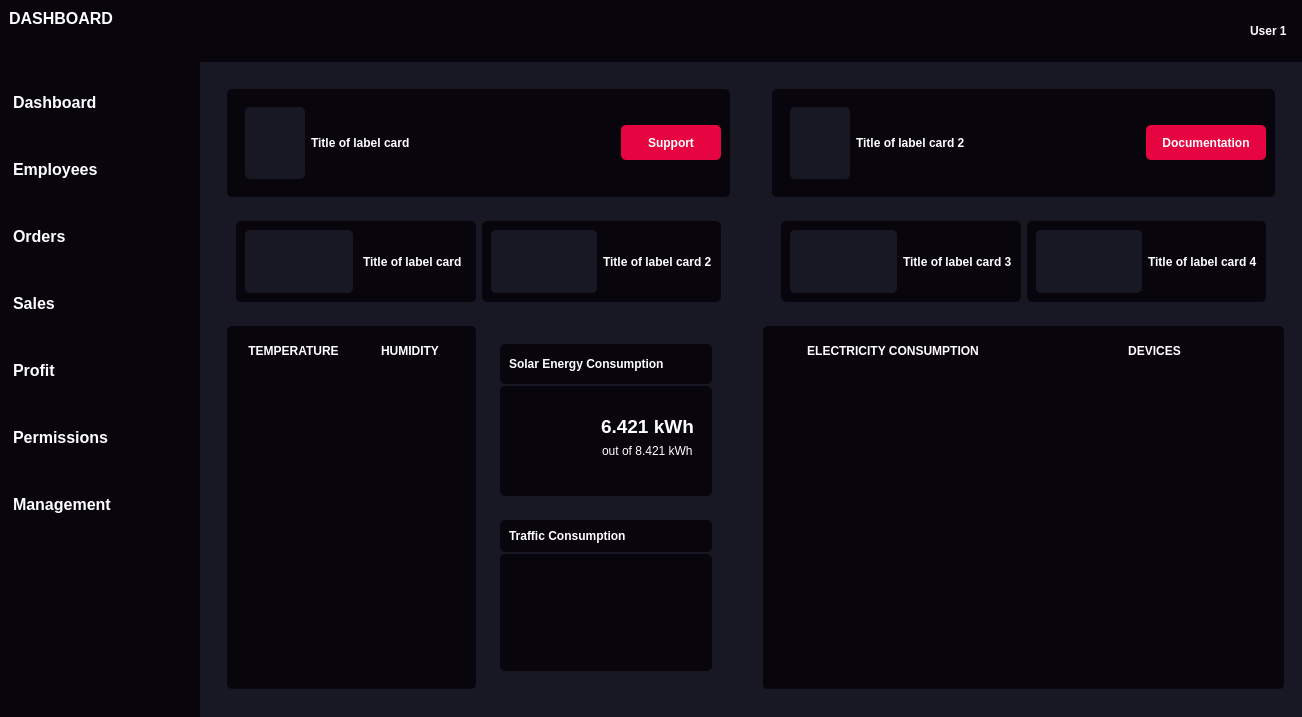
amgartendev/InsightFlow-Manager, file dashboard.ui: the form before one commit.
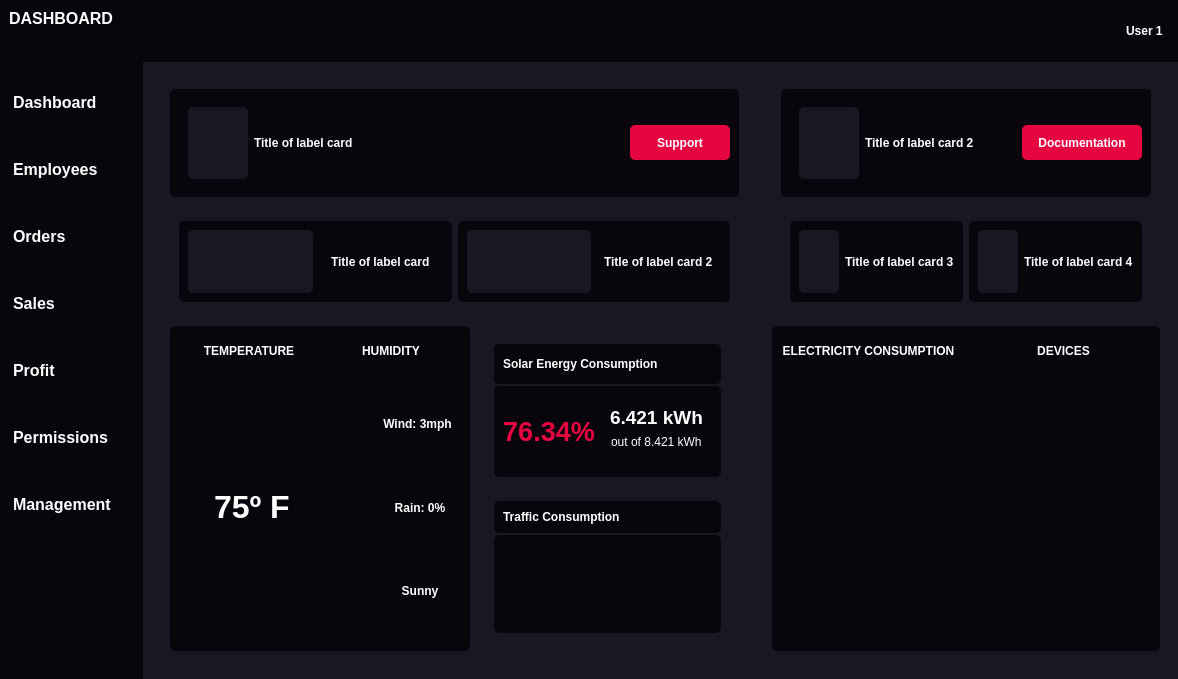
The form after the commit. Icons and pictures are not drawn.

Commit message: add temperature and total energy consumed tab information

```diff
--- a/dashboard.ui
+++ b/dashboard.ui
@@ -6,8 +6,8 @@
    <rect>
     <x>0</x>
     <y>0</y>
-    <width>1302</width>
-    <height>717</height>
+    <width>1178</width>
+    <height>679</height>
    </rect>
   </property>
   <property name="windowTitle">
@@ -1026,7 +1026,7 @@
                   </property>
                   <property name="minimumSize">
                    <size>
-                    <width>230</width>
+                    <width>300</width>
                     <height>0</height>
                    </size>
                   </property>
@@ -1103,22 +1103,316 @@
                      <property name="frameShadow">
                       <enum>QFrame::Raised</enum>
                      </property>
-                     <layout class="QVBoxLayout" name="verticalLayout_6">
-                      <property name="spacing">
-                       <number>0</number>
-                      </property>
-                      <property name="leftMargin">
-                       <number>6</number>
-                      </property>
-                      <property name="topMargin">
-                       <number>0</number>
-                      </property>
-                      <property name="rightMargin">
-                       <number>6</number>
-                      </property>
-                      <property name="bottomMargin">
-                       <number>6</number>
-                      </property>
+                     <layout class="QHBoxLayout" name="horizontalLayout_24">
+                      <item alignment="Qt::AlignVCenter">
+                       <widget class="QFrame" name="main_information">
+                        <property name="font">
+                         <font>
+                          <bold>false</bold>
+                         </font>
+                        </property>
+                        <property name="frameShape">
+                         <enum>QFrame::StyledPanel</enum>
+                        </property>
+                        <property name="frameShadow">
+                         <enum>QFrame::Raised</enum>
+                        </property>
+                        <layout class="QHBoxLayout" name="horizontalLayout_25">
+                         <item alignment="Qt::AlignHCenter|Qt::AlignTop">
+                          <widget class="QLabel" name="label_temperature">
+                           <property name="font">
+                            <font>
+                             <pointsize>24</pointsize>
+                             <bold>true</bold>
+                            </font>
+                           </property>
+                           <property name="text">
+                            <string>75º F</string>
+                           </property>
+                          </widget>
+                         </item>
+                        </layout>
+                       </widget>
+                      </item>
+                      <item>
+                       <widget class="QFrame" name="additional_information">
+                        <property name="frameShape">
+                         <enum>QFrame::StyledPanel</enum>
+                        </property>
+                        <property name="frameShadow">
+                         <enum>QFrame::Raised</enum>
+                        </property>
+                        <layout class="QVBoxLayout" name="verticalLayout_6">
+                         <property name="spacing">
+                          <number>0</number>
+                         </property>
+                         <property name="leftMargin">
+                          <number>0</number>
+                         </property>
+                         <property name="topMargin">
+                          <number>0</number>
+                         </property>
+                         <property name="rightMargin">
+                          <number>0</number>
+                         </property>
+                         <property name="bottomMargin">
+                          <number>0</number>
+                         </property>
+                         <item>
+                          <widget class="QFrame" name="frame_wind">
+                           <property name="frameShape">
+                            <enum>QFrame::StyledPanel</enum>
+                           </property>
+                           <property name="frameShadow">
+                            <enum>QFrame::Raised</enum>
+                           </property>
+                           <layout class="QHBoxLayout" name="horizontalLayout_26">
+                            <property name="spacing">
+                             <number>0</number>
+                            </property>
+                            <property name="leftMargin">
+                             <number>0</number>
+                            </property>
+                            <property name="topMargin">
+                             <number>0</number>
+                            </property>
+                            <property name="rightMargin">
+                             <number>0</number>
+                            </property>
+                            <property name="bottomMargin">
+                             <number>0</number>
+                            </property>
+                            <item>
+                             <widget class="QFrame" name="frame_label_wind">
+                              <property name="maximumSize">
+                               <size>
+                                <width>16777215</width>
+                                <height>16777215</height>
+                               </size>
+                              </property>
+                              <property name="frameShape">
+                               <enum>QFrame::StyledPanel</enum>
+                              </property>
+                              <property name="frameShadow">
+                               <enum>QFrame::Raised</enum>
+                              </property>
+                              <layout class="QHBoxLayout" name="horizontalLayout_30">
+                               <property name="spacing">
+                                <number>0</number>
+                               </property>
+                               <property name="leftMargin">
+                                <number>0</number>
+                               </property>
+                               <property name="topMargin">
+                                <number>0</number>
+                               </property>
+                               <property name="rightMargin">
+                                <number>0</number>
+                               </property>
+                               <property name="bottomMargin">
+                                <number>0</number>
+                               </property>
+                               <item>
+                                <widget class="QLabel" name="icon_wind">
+                                 <property name="text">
+                                  <string/>
+                                 </property>
+                                 <property name="pixmap">
+                                  <pixmap resource="icons.qrc">:/icons/icons/wind.svg</pixmap>
+                                 </property>
+                                 <property name="alignment">
+                                  <set>Qt::AlignCenter</set>
+                                 </property>
+                                </widget>
+                               </item>
+                               <item>
+                                <widget class="QLabel" name="label_wind">
+                                 <property name="font">
+                                  <font>
+                                   <bold>true</bold>
+                                  </font>
+                                 </property>
+                                 <property name="text">
+                                  <string>Wind: 3mph</string>
+                                 </property>
+                                 <property name="alignment">
+                                  <set>Qt::AlignCenter</set>
+                                 </property>
+                                </widget>
+                               </item>
+                              </layout>
+                             </widget>
+                            </item>
+                           </layout>
+                          </widget>
+                         </item>
+                         <item>
+                          <widget class="QFrame" name="frame_rain">
+                           <property name="frameShape">
+                            <enum>QFrame::StyledPanel</enum>
+                           </property>
+                           <property name="frameShadow">
+                            <enum>QFrame::Raised</enum>
+                           </property>
+                           <layout class="QHBoxLayout" name="horizontalLayout_28">
+                            <property name="spacing">
+                             <number>0</number>
+                            </property>
+                            <property name="leftMargin">
+                             <number>0</number>
+                            </property>
+                            <property name="topMargin">
+                             <number>0</number>
+                            </property>
+                            <property name="rightMargin">
+                             <number>0</number>
+                            </property>
+                            <property name="bottomMargin">
+                             <number>0</number>
+                            </property>
+                            <item>
+                             <widget class="QFrame" name="frame_labe_rain">
+                              <property name="frameShape">
+                               <enum>QFrame::StyledPanel</enum>
+                              </property>
+                              <property name="frameShadow">
+                               <enum>QFrame::Raised</enum>
+                              </property>
+                              <layout class="QHBoxLayout" name="horizontalLayout_29">
+                               <property name="spacing">
+                                <number>0</number>
+                               </property>
+                               <property name="leftMargin">
+                                <number>0</number>
+                               </property>
+                               <property name="topMargin">
+                                <number>0</number>
+                               </property>
+                               <property name="rightMargin">
+                                <number>0</number>
+                               </property>
+                               <property name="bottomMargin">
+                                <number>0</number>
+                               </property>
+                               <item>
+                                <widget class="QLabel" name="icon_rain">
+                                 <property name="text">
+                                  <string/>
+                                 </property>
+                                 <property name="pixmap">
+                                  <pixmap resource="icons.qrc">:/icons/icons/cloud-rain.svg</pixmap>
+                                 </property>
+                                 <property name="alignment">
+                                  <set>Qt::AlignCenter</set>
+                                 </property>
+                                </widget>
+                               </item>
+                               <item>
+                                <widget class="QLabel" name="label_rain">
+                                 <property name="font">
+                                  <font>
+                                   <bold>true</bold>
+                                  </font>
+                                 </property>
+                                 <property name="text">
+                                  <string>Rain: 0%</string>
+                                 </property>
+                                 <property name="alignment">
+                                  <set>Qt::AlignCenter</set>
+                                 </property>
+                                </widget>
+                               </item>
+                              </layout>
+                             </widget>
+                            </item>
+                           </layout>
+                          </widget>
+                         </item>
+                         <item>
+                          <widget class="QFrame" name="frame_weather">
+                           <property name="frameShape">
+                            <enum>QFrame::StyledPanel</enum>
+                           </property>
+                           <property name="frameShadow">
+                            <enum>QFrame::Raised</enum>
+                           </property>
+                           <layout class="QHBoxLayout" name="horizontalLayout_27">
+                            <property name="spacing">
+                             <number>0</number>
+                            </property>
+                            <property name="leftMargin">
+                             <number>0</number>
+                            </property>
+                            <property name="topMargin">
+                             <number>0</number>
+                            </property>
+                            <property name="rightMargin">
+                             <number>0</number>
+                            </property>
+                            <property name="bottomMargin">
+                             <number>0</number>
+                            </property>
+                            <item>
+                             <widget class="QFrame" name="frame_label_weather">
+                              <property name="frameShape">
+                               <enum>QFrame::StyledPanel</enum>
+                              </property>
+                              <property name="frameShadow">
+                               <enum>QFrame::Raised</enum>
+                              </property>
+                              <layout class="QHBoxLayout" name="horizontalLayout_31">
+                               <property name="spacing">
+                                <number>0</number>
+                               </property>
+                               <property name="leftMargin">
+                                <number>0</number>
+                               </property>
+                               <property name="topMargin">
+                                <number>0</number>
+                               </property>
+                               <property name="rightMargin">
+                                <number>0</number>
+                               </property>
+                               <property name="bottomMargin">
+                                <number>0</number>
+                               </property>
+                               <item>
+                                <widget class="QLabel" name="icon_weather">
+                                 <property name="text">
+                                  <string/>
+                                 </property>
+                                 <property name="pixmap">
+                                  <pixmap resource="icons.qrc">:/icons/icons/sun.svg</pixmap>
+                                 </property>
+                                 <property name="alignment">
+                                  <set>Qt::AlignCenter</set>
+                                 </property>
+                                </widget>
+                               </item>
+                               <item>
+                                <widget class="QLabel" name="label_weather">
+                                 <property name="font">
+                                  <font>
+                                   <bold>true</bold>
+                                  </font>
+                                 </property>
+                                 <property name="text">
+                                  <string>Sunny</string>
+                                 </property>
+                                 <property name="alignment">
+                                  <set>Qt::AlignCenter</set>
+                                 </property>
+                                </widget>
+                               </item>
+                              </layout>
+                             </widget>
+                            </item>
+                           </layout>
+                          </widget>
+                         </item>
+                        </layout>
+                       </widget>
+                      </item>
                      </layout>
                     </widget>
                    </item>
@@ -1216,7 +1510,42 @@
                            <property name="frameShadow">
                             <enum>QFrame::Raised</enum>
                            </property>
-                           <layout class="QVBoxLayout" name="verticalLayout_22"/>
+                           <layout class="QVBoxLayout" name="verticalLayout_22">
+                            <property name="spacing">
+                             <number>0</number>
+                            </property>
+                            <property name="leftMargin">
+                             <number>0</number>
+                            </property>
+                            <property name="topMargin">
+                             <number>0</number>
+                            </property>
+                            <property name="rightMargin">
+                             <number>0</number>
+                            </property>
+                            <property name="bottomMargin">
+                             <number>0</number>
+                            </property>
+                            <item>
+                             <widget class="QLabel" name="label_total_consumed">
+                              <property name="font">
+                               <font>
+                                <pointsize>20</pointsize>
+                                <bold>true</bold>
+                               </font>
+                              </property>
+                              <property name="styleSheet">
+                               <string notr="true">color: #E60540;</string>
+                              </property>
+                              <property name="text">
+                               <string>76.34%</string>
+                              </property>
+                              <property name="alignment">
+                               <set>Qt::AlignCenter</set>
+                              </property>
+                             </widget>
+                            </item>
+                           </layout>
                           </widget>
                          </item>
                          <item>
@@ -1791,7 +2120,7 @@
                   <property name="frameShadow">
                    <enum>QFrame::Raised</enum>
                   </property>
-                  <layout class="QVBoxLayout" name="verticalLayout_4" stretch="">
+                  <layout class="QVBoxLayout" name="verticalLayout_4">
                    <property name="spacing">
                     <number>0</number>
                    </property>
```
The commit also changes 2 other files.
